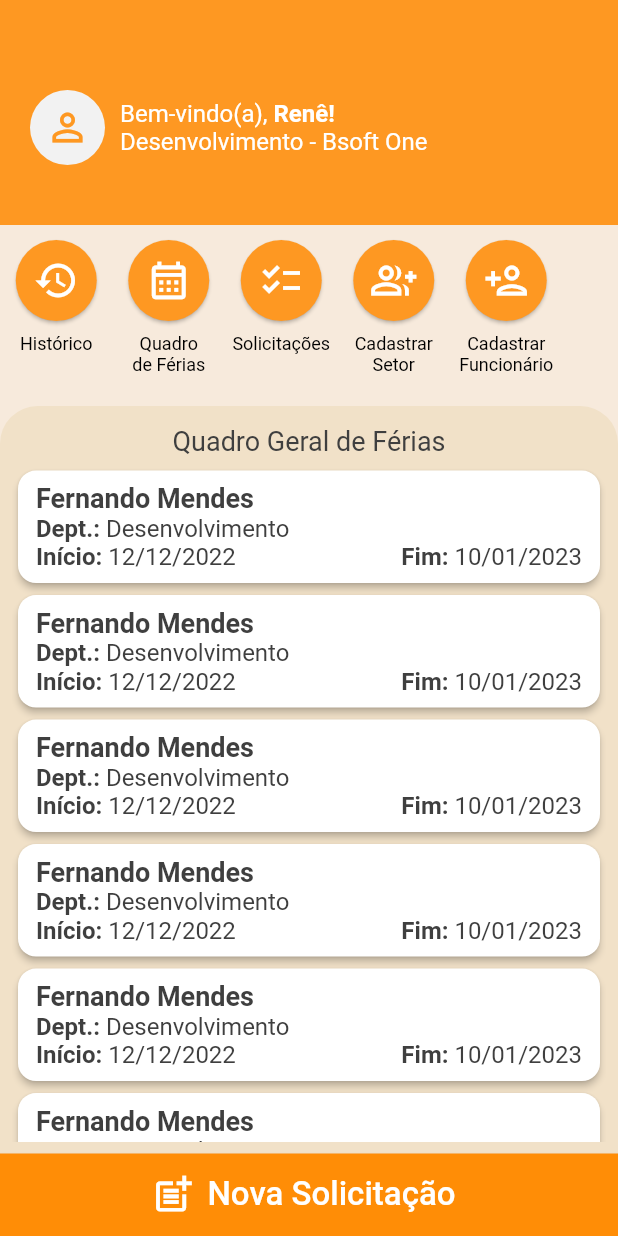
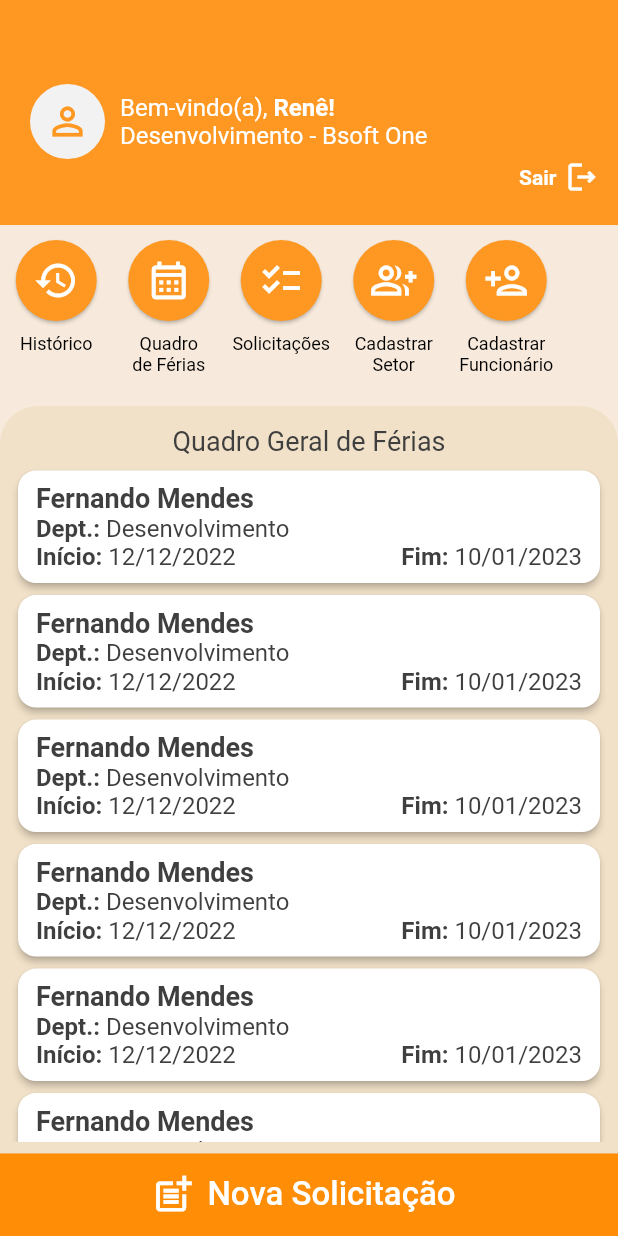
Before and after one commit to DFerias/app, a Flutter app: the HomePage screen opened by its route, on a phone screen of 412 x 824 dp. Run offline on Flutter 3.47's test engine with Material 2 defaults, Android fonts, the phone set to English and light mode, and no system bars; our stand-ins replace bloc, flutter_bloc, fluttertoast, shared_preferences; accounts and stored records are empty.

Commit message:
feat: add authService para armazenar o token
- Adicionado botão de logout;
- realizado ajuste para efetuar o logout

```diff
--- a/lib/app_widget.dart
+++ b/lib/app_widget.dart
@@ -18,7 +18,7 @@ class AppWidget extends StatelessWidget {
           scaffoldBackgroundColor: const Color(0xFFF7EADC),
           colorScheme: ColorScheme.light(primary: const Color(0xFFFF8D06), secondary: const Color(0xFFF19413), outline: Colors.grey[500]),
           elevatedButtonTheme: ElevatedButtonThemeData(style: ElevatedButton.styleFrom(backgroundColor: const Color(0xFFFF8D06), foregroundColor: Colors.white))),
-      initialRoute: '/login',
+      initialRoute: App.authService.logado ? '/home' : '/login',
       routes: {
         '/login': (context) => const LoginPage(),
         '/home': (context) => const HomePage(),
--- a/lib/auth/login/login_bloc.dart
+++ b/lib/auth/login/login_bloc.dart
@@ -1,5 +1,5 @@
-import 'package:app/data/models/authModel.dart';
 import 'package:app/data/repositories/auth_repository.dart';
+import 'package:app/index.dart';
 import 'package:bloc/bloc.dart';
 
 part 'login_event.dart';
@@ -18,6 +18,7 @@ class AuthBloc extends Bloc<AuthEvent, AuthState> {
         final data = await authRepository.login(event.email!, event.password!);
 
         if (data is AuthModel) {
+          App.authService.atualizarSessao(token: data.token);
           emit(AuthSucess(data));
         } else {
           emit(AuthInitial());
--- a/lib/index.dart
+++ b/lib/index.dart
@@ -1,4 +1,6 @@
+export 'package:app/auth/login/login_bloc.dart';
 export 'package:app/data/datasources/auth_remote_datasource.dart';
 export 'package:app/data/models/authModel.dart';
 export 'package:app/services/app.dart';
+export 'package:app/services/auth_service.dart';
 export 'package:app/shared/dialogs.dart';
--- a/lib/screens/home_page.dart
+++ b/lib/screens/home_page.dart
@@ -1,3 +1,4 @@
+import 'package:app/index.dart';
 import 'package:flutter/material.dart';
 
 class HomePage extends StatefulWidget {
@@ -19,11 +20,18 @@ class _HomePageState extends State<HomePage> {
             alignment: Alignment.centerLeft,
             color: const Color(0xFFFE9822),
             constraints: const BoxConstraints.expand(height: 150.0),
-            child: Row(
+            child: Column(
+              mainAxisAlignment: MainAxisAlignment.end,
+              crossAxisAlignment: CrossAxisAlignment.start,
               children: [
-                _circleAvatar(),
-                const SizedBox(width: 10.0),
-                _displayInfoUser(),
+                Row(
+                  children: [
+                    _circleAvatar(),
+                    const SizedBox(width: 10.0),
+                    _displayInfoUser(),
+                  ],
+                ),
+                _buttonLogOut(),
               ],
             ),
           ),
@@ -68,6 +76,40 @@ class _HomePageState extends State<HomePage> {
           ),
         ),
         const Text('Desenvolvimento - Bsoft One', style: TextStyle(fontSize: 16.0)),
+      ],
+    );
+  }
+
+  Widget _buttonLogOut() {
+    return Row(
+      mainAxisAlignment: MainAxisAlignment.end,
+      children: [
+        GestureDetector(
+          child: Row(
+            children: const [
+              Text(
+                'Sair',
+                style: TextStyle(color: Colors.white, fontWeight: FontWeight.bold),
+              ),
+              SizedBox(width: 5.0),
+              Padding(
+                padding: EdgeInsets.only(right: 12.0),
+                child: Icon(Icons.logout_outlined, color: Colors.white),
+              ),
+            ],
+          ),
+          onTap: () {
+            Dialogs.showLoadingDialog(mensagem: 'Saindo...');
+            Future.delayed(
+              const Duration(milliseconds: 500),
+              () {
+                Dialogs.close();
+                App.authService.logOut();
+                Navigator.of(context).pushNamedAndRemoveUntil('/login', (Route<dynamic> route) => false);
+              },
+            );
+          },
+        ),
       ],
     );
   }
--- a/lib/screens/login_page.dart
+++ b/lib/screens/login_page.dart
@@ -1,4 +1,3 @@
-import 'package:app/auth/login/login_bloc.dart';
 import 'package:app/index.dart';
 import 'package:flutter/material.dart';
 import 'package:flutter_bloc/flutter_bloc.dart';
--- a/lib/services/app.dart
+++ b/lib/services/app.dart
@@ -1,10 +1,17 @@
-import 'package:app/auth/login/login_bloc.dart';
+import 'package:app/index.dart';
 import 'package:flutter/material.dart';
+import 'package:shared_preferences/shared_preferences.dart';
 
 class App {
   static final App instance = App();
   static final navigator = GlobalKey<NavigatorState>();
+  static SharedPreferences? cache;
+  static AuthService authService = AuthService.instance;
   static final authBloc = AuthBloc.instance;
 
   static BuildContext context = navigator.currentState!.overlay!.context;
+
+  Future<void> inicializar() async {
+    cache = await SharedPreferences.getInstance();
+  }
 }
--- /dev/null
+++ b/lib/services/auth_service.dart
@@ -0,0 +1,41 @@
+import 'package:app/index.dart';
+
+class AuthService {
+  static final _cache = App.cache;
+  static final AuthService instance = _cache!.containsKey('token') ? AuthService.fromCache() : AuthService();
+
+  String? token;
+
+  AuthService({
+    this.token,
+  });
+
+  bool get logado {
+    return token != null;
+  }
+
+  void atualizarSessao({String? token}) {
+    if (token != null) {
+      this.token = token;
+    }
+
+    gravarCache();
+  }
+
+  factory AuthService.fromCache() {
+    return AuthService(
+      token: _cache!.getString('token'),
+    );
+  }
+
+  void logOut() {
+    token = null;
+    _cache!.clear();
+  }
+
+  gravarCache() {
+    if (token != null) {
+      _cache!.setString('token', token!);
+    }
+  }
+}
--- a/pubspec.yaml
+++ b/pubspec.yaml
@@ -38,6 +38,7 @@ dependencies:
   fluttertoast: ^8.0.8
   http: ^0.13.5
   equatable: ^2.0.5
+  shared_preferences: ^2.0.16
 
 dev_dependencies:
   flutter_test:
```
Also changed, not shown: lib/main.dart (+10 -3 lines), pubspec.lock, 1 other file.
